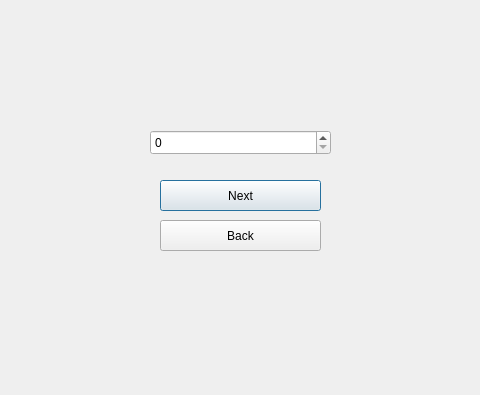
Matin0789/Condottiere-, file start.ui: the form before one commit; both pictures show x 150 to 630 and y 0 to 395 of the 800 by 600 pixel window.
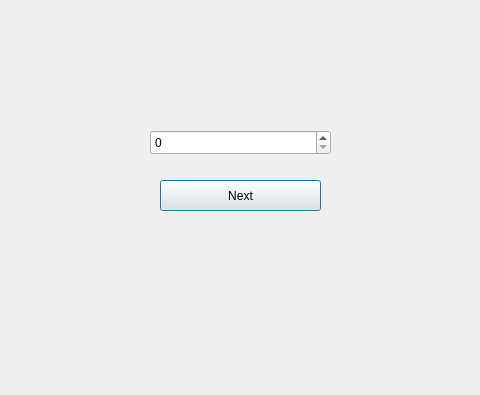
The form after the commit. Icons and pictures are not drawn.

Patch:
```diff
--- a/start.ui
+++ b/start.ui
@@ -57,47 +57,6 @@
     <string>Next</string>
    </property>
   </widget>
-  <widget class="QPushButton" name="btn_back">
-   <property name="geometry">
-    <rect>
-     <x>310</x>
-     <y>220</y>
-     <width>161</width>
-     <height>31</height>
-    </rect>
-   </property>
-   <property name="cursor">
-    <cursorShape>ClosedHandCursor</cursorShape>
-   </property>
-   <property name="styleSheet">
-    <string notr="true">
-QPushButton
-{
-	color : black ;
-	background-color : ;
-	font: 700 13pt &quot;Segoe Print&quot;;
-	border-image: 30px ;
-}
-
-QPushButton : Hover
-{
-	background-color : ;
-    border-radius : 40px ;
-	border-image: 10px ;
-}
-
-QPushButton : pressed
-{
-	background-color :black ;
-	color : white ;
-	border-image: url(:/Description/Graphics/photos/blue.jpg);
-
-}</string>
-   </property>
-   <property name="text">
-    <string>Back</string>
-   </property>
-  </widget>
   <widget class="QSpinBox" name="sb">
    <property name="geometry">
     <rect>
```
Left out of the diff: 1 changed line with no effect on the pictures.
